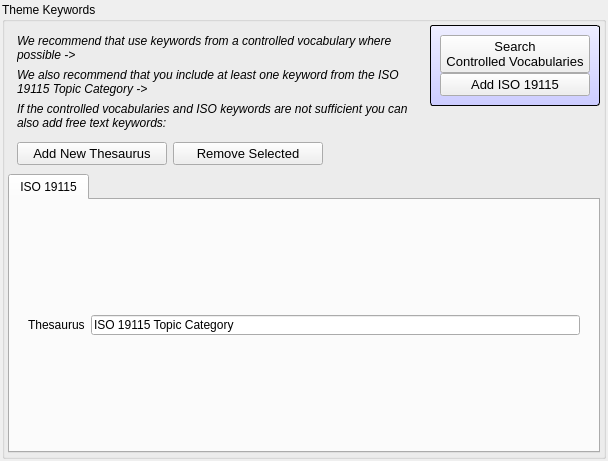
Old version of the form pymdwizard/gui/ui_files/theme_list.ui in the repository DOI-USGS/fort-pymdwizard.
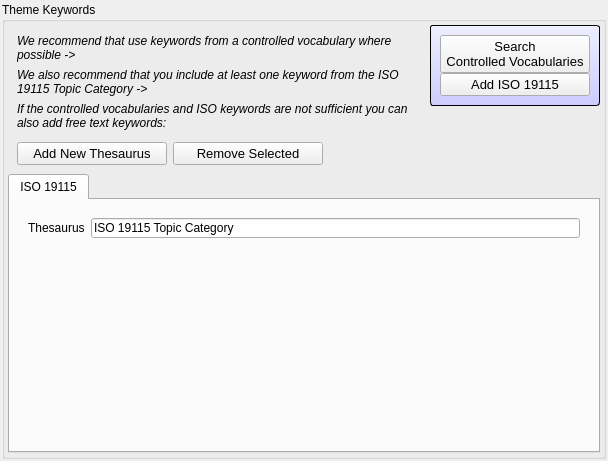
New version of the form.

The edit to the form file:
```diff
--- a/pymdwizard/gui/ui_files/theme_list.ui
+++ b/pymdwizard/gui/ui_files/theme_list.ui
@@ -497,6 +497,19 @@
              <item>
               <layout class="QVBoxLayout" name="iso_keywords_layout"/>
              </item>
+             <item>
+              <spacer name="verticalSpacer_4">
+               <property name="orientation">
+                <enum>Qt::Vertical</enum>
+               </property>
+               <property name="sizeHint" stdset="0">
+                <size>
+                 <width>20</width>
+                 <height>0</height>
+                </size>
+               </property>
+              </spacer>
+             </item>
             </layout>
            </widget>
           </widget>
```
